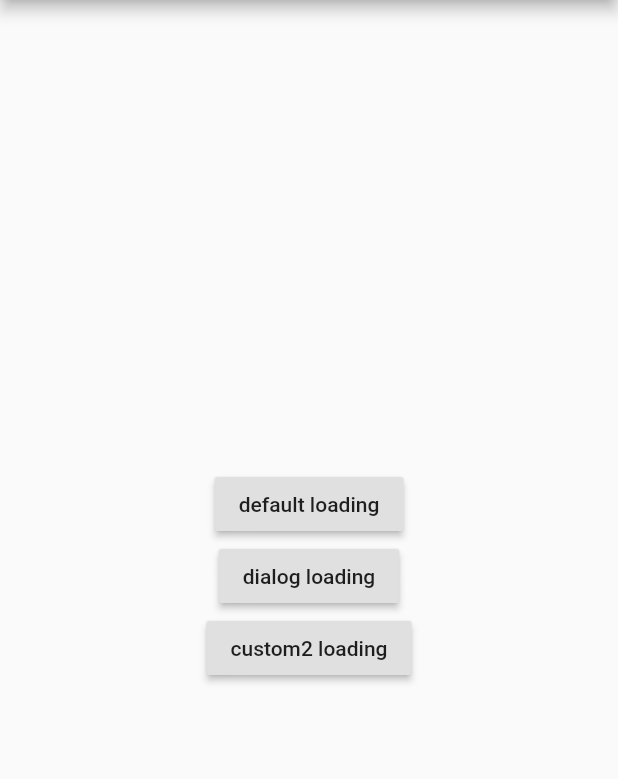
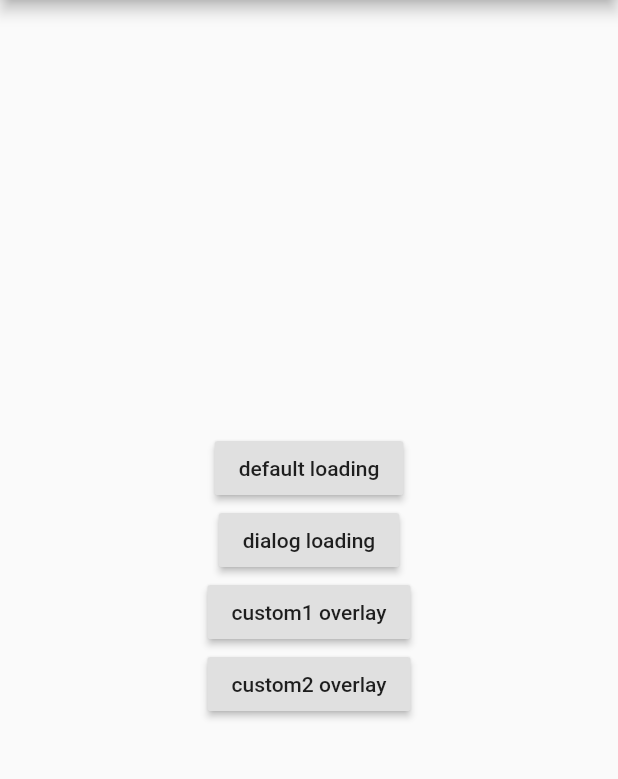
Before and after one commit to JosLuna98/overlay_screen, a Flutter app: the screen it shows after launch, on a phone screen of 412 x 824 dp, the part 84-863 px from its top. Run offline on Flutter 3.47's test engine with Material 2 defaults, Android fonts, the phone set to English and light mode, and no system bars.

Commit message:
Update to v1.2.0+1

```diff
--- a/example/lib/main.dart
+++ b/example/lib/main.dart
@@ -18,6 +18,7 @@ class MyApp extends StatelessWidget {
   Widget build(BuildContext context) {
     OverlayScreen().saveScreens({
       'dialog': CustomOverlayScreen(
+        backgroundColor: Colors.transparent,
         content: Dialog(
           child: SizedBox(
             height: 180.0,
@@ -51,9 +52,29 @@ class MyApp extends StatelessWidget {
             ),
           ),
         ),
-        backgroundColor: Colors.transparent,
+      ),
+      'custom1': CustomOverlayScreen(
+        backgroundColor: Colors.blue.withOpacity(0.5),
+        content: Column(
+          mainAxisAlignment: MainAxisAlignment.center,
+          children: <Widget>[
+            Icon(
+              Icons.backup,
+              color: Colors.white,
+            ),
+            SizedBox(height: 10.0),
+            Text(
+              "Uploading data...",
+              style: TextStyle(
+                color: Colors.white,
+                fontStyle: FontStyle.italic,
+              ),
+            ),
+          ],
+        ),
       ),
       'custom2': CustomOverlayScreen(
+        backgroundColor: Colors.yellow[400],
         content: Column(
           mainAxisAlignment: MainAxisAlignment.center,
           children: <Widget>[
@@ -67,7 +88,6 @@ class MyApp extends StatelessWidget {
                 child: Text("Let's start!"))
           ],
         ),
-        backgroundColor: Colors.white,
       ),
     });
 
@@ -105,7 +125,20 @@ class MyApp extends StatelessWidget {
               },
             ),
             RaisedButton(
-              child: Text("custom2 loading"),
+              child: Text("custom1 overlay"),
+              onPressed: () async {
+                OverlayScreen().show(
+                  context,
+                  identifier: 'custom1',
+                );
+                await Future.delayed(
+                  Duration(seconds: 2),
+                  () => OverlayScreen().pop(),
+                );
+              },
+            ),
+            RaisedButton(
+              child: Text("custom2 overlay"),
               onPressed: () async {
                 OverlayScreen().show(
                   context,
--- a/lib/overlay_screen.dart
+++ b/lib/overlay_screen.dart
@@ -82,11 +82,11 @@ class OverlayScreen {
 
 /// Custom widget to display in a [OverlayScreen].
 class CustomOverlayScreen extends StatelessWidget {
+  /// Backgroundcolor for [OverlayScreen].
+  final Color backgroundColor;
+
   /// Custom content for [OverlayScreen].
   final Widget content;
-
-  /// Backgroundcolor for [OverlayScreen].
-  final Color backgroundColor;
 
   /// CustomOverlayScreen constructor.
   CustomOverlayScreen({
--- a/pubspec.yaml
+++ b/pubspec.yaml
@@ -1,6 +1,6 @@
 name: overlay_screen
 description: A Flutter plugin to easily display and dispose overlay screens anywhere in your app.
-version: 1.2.0
+version: 1.2.0+1
 homepage: https://github.com/JosLuna98/overlay_screen.git
 
 environment:
```
Also changed, not shown: example/pubspec.lock, 3 other files.
